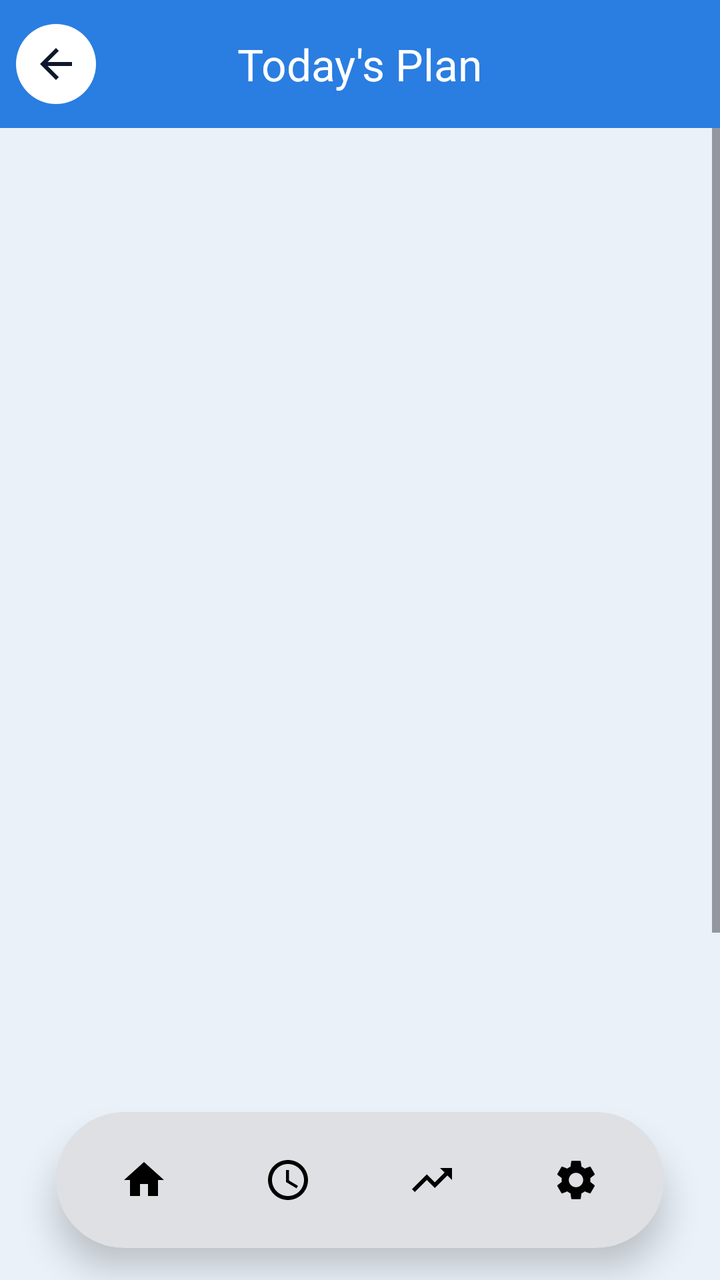
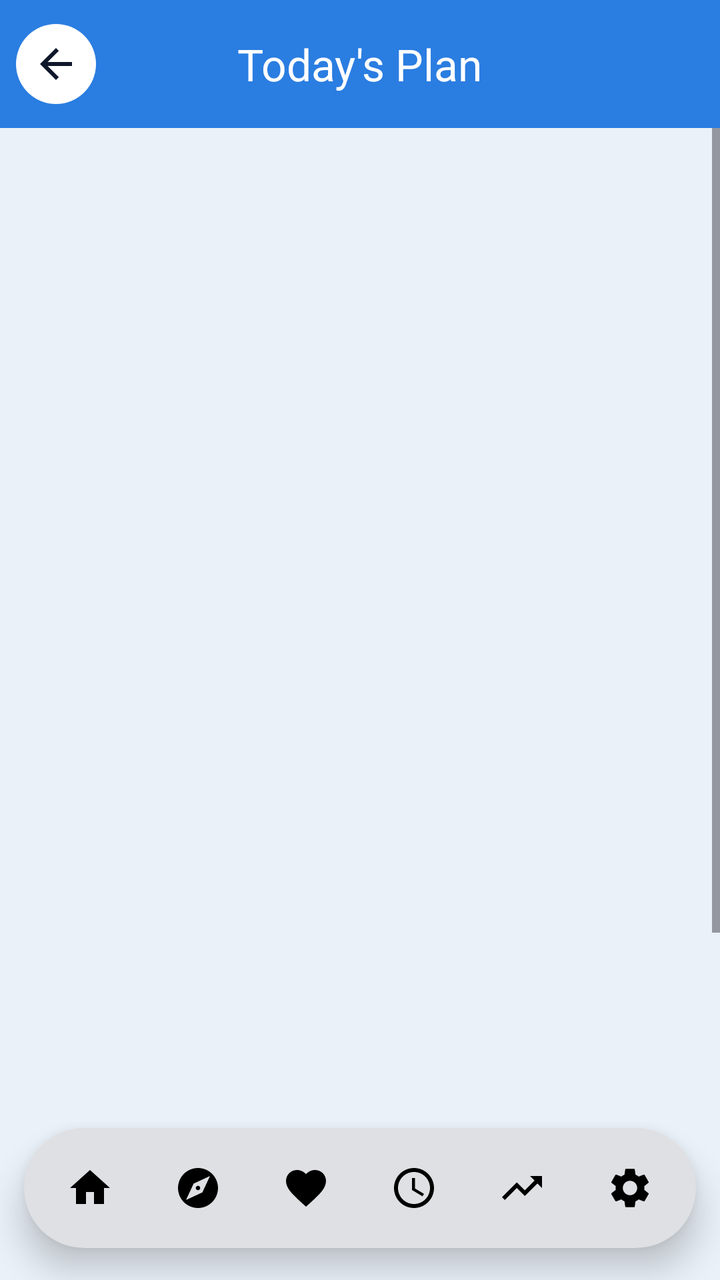

Before-and-after screenshots of an Android layout around one commit, followed by the original layout XML and the change that was made.
<!-- AndroidManifest.xml: application theme Theme.EcoSense -->
<!-- res/layout/activity_plan.xml -->
<?xml version="1.0" encoding="utf-8"?>
<androidx.constraintlayout.widget.ConstraintLayout xmlns:android="http://schemas.android.com/apk/res/android" xmlns:app="http://schemas.android.com/apk/res-auto" xmlns:tools="http://schemas.android.com/tools"
    android:layout_width="match_parent"
    android:layout_height="match_parent"
    android:background="@color/eco_bg">

    <com.google.android.material.appbar.MaterialToolbar
        android:id="@+id/toolbar"
        android:layout_width="0dp"
        android:layout_height="?attr/actionBarSize"
        android:background="@color/sky_top"
        app:layout_constraintEnd_toEndOf="parent"
        app:layout_constraintStart_toStartOf="parent"
        app:layout_constraintTop_toTopOf="parent"
        app:navigationIcon="@drawable/ic_back_circle"
        app:title="Today's Plan"
        app:titleCentered="true"
        app:titleTextAppearance="@style/EcoToolbarTitle"
        app:titleTextColor="@android:color/white" />

    <ScrollView
        android:layout_width="0dp"
        android:layout_height="0dp"
        android:clipToPadding="false"
        android:paddingBottom="120dp"
        app:layout_constraintBottom_toBottomOf="parent"
        app:layout_constraintEnd_toEndOf="parent"
        app:layout_constraintStart_toStartOf="parent"
        app:layout_constraintTop_toBottomOf="@id/toolbar">

        <LinearLayout
            android:layout_width="match_parent"
            android:layout_height="wrap_content"
            android:layoutAnimation="@anim/layout_slide_up"
            android:orientation="vertical">

            
            <LinearLayout
                android:layout_width="match_parent"
                android:layout_height="wrap_content"
                android:background="@drawable/bg_sky"
                android:orientation="vertical"
                android:paddingStart="20dp"
                android:paddingTop="12dp"
                android:paddingEnd="20dp"
                android:paddingBottom="30dp">

                <TextView
                    android:id="@+id/tvPHeadline"
                    android:layout_width="match_parent"
                    android:layout_height="wrap_content"
                    android:fontFamily="sans-serif-medium"
                    android:text="Building your plan…"
                    android:textColor="@android:color/white"
                    android:textSize="26sp" />

                <TextView
                    android:id="@+id/tvPSub"
                    android:layout_width="match_parent"
                    android:layout_height="wrap_content"
                    android:layout_marginTop="8dp"
                    android:alpha="0.95"
                    android:textColor="@android:color/white"
                    android:textSize="13sp" />

                <LinearLayout
                    android:layout_width="match_parent"
                    android:layout_height="wrap_content"
                    android:layout_marginTop="14dp"
                    android:gravity="center_vertical"
                    android:orientation="horizontal">

                    <TextView
                        android:id="@+id/tvPProfile"
                        android:layout_width="wrap_content"
                        android:layout_height="wrap_content"
                        android:background="@drawable/bg_chip_white"
                        android:clickable="true"
                        android:focusable="true"
                        android:fontFamily="sans-serif-medium"
                        android:paddingStart="14dp"
                        android:paddingTop="6dp"
                        android:paddingEnd="14dp"
                        android:paddingBottom="6dp"
                        android:textColor="@android:color/white"
                        android:textSize="13sp" />

                    <ProgressBar
                        android:id="@+id/progress"
                        android:layout_width="24dp"
                        android:layout_height="24dp"
                        android:layout_marginStart="12dp"
                        android:indeterminateTint="@android:color/white"
                        android:visibility="gone" />
                </LinearLayout>
            </LinearLayout>

            <LinearLayout
                android:layout_width="match_parent"
                android:layout_height="wrap_content"
                android:orientation="vertical"
                android:paddingStart="16dp"
                android:paddingEnd="16dp">

                
                <com.google.android.material.card.MaterialCardView
                    style="@style/EcoCard"
                    android:layout_width="match_parent"
                    android:layout_height="wrap_content">

                    <LinearLayout
                        android:layout_width="match_parent"
                        android:layout_height="wrap_content"
                        android:orientation="vertical"
                        android:padding="18dp">

                        <TextView
                            style="@style/EcoSection"
                            android:layout_width="wrap_content"
                            android:layout_height="wrap_content"
                            android:text="⭐  Best time to go outside" />

                        <TextView
                            android:id="@+id/tvBestTime"
                            style="@style/EcoValue"
                            android:layout_width="wrap_content"
                            android:layout_height="wrap_content"
                            android:layout_marginTop="8dp"
                            android:text="--"
                            android:textColor="@color/eco_primary" />

                        <TextView
                            android:id="@+id/tvBestSub"
                            style="@style/EcoLabel"
                            android:layout_width="wrap_content"
                            android:layout_height="wrap_content"
                            android:layout_marginTop="2dp" />

                        <TextView
                            android:id="@+id/tvWorst"
                            android:layout_width="wrap_content"
                            android:layout_height="wrap_content"
                            android:layout_marginTop="10dp"
                            android:textColor="@color/eco_alert"
                            android:textSize="13sp" />
                    </LinearLayout>
                </com.google.android.material.card.MaterialCardView>

                
                <com.google.android.material.card.MaterialCardView
                    style="@style/EcoCard"
                    android:layout_width="match_parent"
                    android:layout_height="wrap_content"
                    android:layout_marginTop="12dp">

                    <LinearLayout
                        android:layout_width="match_parent"
                        android:layout_height="wrap_content"
                        android:orientation="vertical"
                        android:padding="18dp">

                        <TextView
                            style="@style/EcoSection"
                            android:layout_width="wrap_content"
                            android:layout_height="wrap_content"
                            android:text="🕒  Next 24 hours" />

                        <HorizontalScrollView
                            android:layout_width="match_parent"
                            android:layout_height="wrap_content"
                            android:layout_marginTop="12dp"
                            android:scrollbars="none">

                            <LinearLayout
                                android:id="@+id/llHours"
                                android:layout_width="wrap_content"
                                android:layout_height="wrap_content"
                                android:orientation="horizontal" />
                        </HorizontalScrollView>

                        <LinearLayout
                            android:layout_width="match_parent"
                            android:layout_height="wrap_content"
                            android:layout_marginTop="10dp"
                            android:orientation="horizontal">

                            <TextView
                                android:layout_width="wrap_content"
                                android:layout_height="wrap_content"
                                android:layout_marginEnd="14dp"
                                android:text="● Good"
                                android:textColor="@color/eco_safe"
                                android:textSize="12sp" />

                            <TextView
                                android:layout_width="wrap_content"
                                android:layout_height="wrap_content"
                                android:layout_marginEnd="14dp"
                                android:text="● Fair"
                                android:textColor="@color/eco_warn"
                                android:textSize="12sp" />

                            <TextView
                                android:layout_width="wrap_content"
                                android:layout_height="wrap_content"
                                android:text="● Poor"
                                android:textColor="@color/eco_alert"
                                android:textSize="12sp" />
                        </LinearLayout>

                        <TextView
                            style="@style/EcoLabel"
                            android:layout_width="wrap_content"
                            android:layout_height="wrap_content"
                            android:layout_marginTop="4dp"
                            android:text="Bar height = pollution + heat for your profile. Outlined bars are your best window."
                            android:textSize="11sp" />
                    </LinearLayout>
                </com.google.android.material.card.MaterialCardView>

                
                <com.google.android.material.card.MaterialCardView
                    style="@style/EcoCard"
                    android:layout_width="match_parent"
                    android:layout_height="wrap_content"
                    android:layout_marginTop="12dp">

                    <LinearLayout
                        android:layout_width="match_parent"
                        android:layout_height="wrap_content"
                        android:orientation="vertical"
                        android:padding="18dp">

                        <TextView
                            style="@style/EcoSection"
                            android:layout_width="wrap_content"
                            android:layout_height="wrap_content"
                            android:text="✅  What you can do right now" />

                        <LinearLayout
                            android:id="@+id/llAdvice"
                            android:layout_width="match_parent"
                            android:layout_height="wrap_content"
                            android:layout_marginTop="4dp"
                            android:orientation="vertical" />
                    </LinearLayout>
                </com.google.android.material.card.MaterialCardView>

                <TextView
                    android:id="@+id/tvPNote"
                    style="@style/EcoLabel"
                    android:layout_width="match_parent"
                    android:layout_height="wrap_content"
                    android:layout_marginTop="14dp"
                    android:gravity="center"
                    android:paddingStart="12dp"
                    android:paddingEnd="12dp"
                    android:textSize="11sp" />
            </LinearLayout>
        </LinearLayout>
    </ScrollView>

    <include
        android:id="@+id/bottomNav"
        layout="@layout/view_bottom_nav"
        android:layout_width="0dp"
        android:layout_height="wrap_content"
        android:layout_marginStart="28dp"
        android:layout_marginEnd="28dp"
        android:layout_marginBottom="16dp"
        app:layout_constraintBottom_toBottomOf="parent"
        app:layout_constraintEnd_toEndOf="parent"
        app:layout_constraintStart_toStartOf="parent" />
</androidx.constraintlayout.widget.ConstraintLayout>
<!-- res/layout/view_bottom_nav.xml (included above) -->
<?xml version="1.0" encoding="utf-8"?>
<com.google.android.material.card.MaterialCardView xmlns:android="http://schemas.android.com/apk/res/android" xmlns:app="http://schemas.android.com/apk/res-auto" xmlns:tools="http://schemas.android.com/tools"
    style="@style/Widget.Material3.CardView.Elevated"
    android:layout_width="match_parent"
    android:layout_height="wrap_content"
    app:cardBackgroundColor="@color/eco_card"
    app:cardCornerRadius="34dp"
    app:cardElevation="10dp">

    <LinearLayout
        android:layout_width="match_parent"
        android:layout_height="wrap_content"
        android:gravity="center"
        android:orientation="horizontal"
        android:padding="8dp">

        <ImageView
            android:id="@+id/navHome"
            android:layout_width="0dp"
            android:layout_height="52dp"
            android:layout_weight="1"
            android:contentDescription="Home"
            android:padding="14dp"
            android:scaleType="centerInside"
            android:src="@drawable/ic_home" />
        <ImageView
            android:id="@+id/navHistory"
            android:layout_width="0dp"
            android:layout_height="52dp"
            android:layout_weight="1"
            android:contentDescription="History"
            android:padding="14dp"
            android:scaleType="centerInside"
            android:src="@drawable/ic_history" />
        <ImageView
            android:id="@+id/navPredict"
            android:layout_width="0dp"
            android:layout_height="52dp"
            android:layout_weight="1"
            android:contentDescription="Prediction"
            android:padding="14dp"
            android:scaleType="centerInside"
            android:src="@drawable/ic_trend" />
        <ImageView
            android:id="@+id/navSettings"
            android:layout_width="0dp"
            android:layout_height="52dp"
            android:layout_weight="1"
            android:contentDescription="Settings"
            android:padding="14dp"
            android:scaleType="centerInside"
            android:src="@drawable/ic_settings" />
    </LinearLayout>
</com.google.android.material.card.MaterialCardView>
<!-- resources referenced by this layout -->
<resources>
  <color name="eco_alert">#E53935</color>
  <color name="eco_bg">#EAF1F8</color>
  <color name="eco_card">#FFFFFF</color>
  <color name="eco_primary">#1E6FE0</color>
  <color name="eco_safe">#16A34A</color>
  <color name="eco_warn">#F59E0B</color>
  <color name="sky_top">#2A7DE1</color>
  <!-- drawable bg_chip_white (drawable) -->
  <?xml version="1.0" encoding="utf-8"?>
  <shape xmlns:android="http://schemas.android.com/apk/res/android" android:shape="rectangle">
      <solid android:color="#33FFFFFF" />
      <stroke android:width="1dp" android:color="#55FFFFFF" />
      <corners android:radius="50dp" />
  </shape>
  <!-- drawable ic_home (drawable) -->
  <vector xmlns:android="http://schemas.android.com/apk/res/android"
      android:width="24dp" android:height="24dp"
      android:viewportWidth="24" android:viewportHeight="24">
      <path android:fillColor="#000000" android:pathData="M10,20v-6h4v6h5v-8h3L12,3 2,12h3v8z" />
  </vector>
  <!-- drawable ic_trend (drawable) -->
  <vector xmlns:android="http://schemas.android.com/apk/res/android"
      android:width="24dp" android:height="24dp"
      android:viewportWidth="24" android:viewportHeight="24">
      <path android:fillColor="#000000" android:pathData="M16,6l2.29,2.29 -4.88,4.88 -4,-4L2,16.59 3.41,18l6,-6 4,4 6.3,-6.29L22,12V6z" />
  </vector>
  <style name="EcoCard" parent="Widget.Material3.CardView.Elevated">
          <item name="cardCornerRadius">24dp</item>
          <item name="cardBackgroundColor">@color/eco_card</item>
          <item name="cardElevation">0dp</item>
          <item name="strokeWidth">0dp</item>
      </style>
  <style name="EcoLabel">
          <item name="android:textSize">13sp</item>
          <item name="android:textColor">@color/eco_text_secondary</item>
      </style>
  <style name="EcoSection">
          <item name="android:textSize">16sp</item>
          <item name="android:fontFamily">sans-serif-medium</item>
          <item name="android:textColor">@color/eco_text</item>
      </style>
  <style name="EcoToolbarTitle" parent="TextAppearance.Material3.TitleLarge">
          <item name="android:textColor">@android:color/white</item>
          <item name="android:fontFamily">sans-serif-medium</item>
      </style>
  <style name="EcoValue">
          <item name="android:textSize">28sp</item>
          <item name="android:textStyle">bold</item>
          <item name="android:fontFamily">sans-serif-medium</item>
          <item name="android:textColor">@color/eco_text</item>
      </style>
  <color name="sky_mid">#6FB2F0</color>
  <color name="sky_bottom">#EAF1F8</color>
  <color name="eco_text_secondary">#64748B</color>
  <color name="eco_text">#0F172A</color>
  <color name="eco_navy">#0F172A</color>
  <color name="eco_on_navy">#FFFFFF</color>
  <color name="tint_hum">#DCEBFF</color>
  <color name="eco_on_primary">#FFFFFF</color>
  <color name="eco_tile">#F1F5F9</color>
  <color name="eco_outline">#CBD5E1</color>
  <!-- unchanged entries left out for length: 8 -->
</resources>

<!-- the commit's change to res/layout/activity_plan.xml (unified diff, before → after) -->
@@ -148,6 +148,39 @@
 
                 
                 <com.google.android.material.card.MaterialCardView
+                    android:id="@+id/cardRisk"
+                    style="@style/EcoCard"
+                    android:layout_width="match_parent"
+                    android:layout_height="wrap_content"
+                    android:layout_marginTop="12dp"
+                    android:visibility="gone"
+                    app:cardBackgroundColor="@color/tint_temp">
+
+                    <LinearLayout
+                        android:layout_width="match_parent"
+                        android:layout_height="wrap_content"
+                        android:orientation="vertical"
+                        android:padding="18dp">
+
+                        <TextView
+                            style="@style/EcoSection"
+                            android:layout_width="wrap_content"
+                            android:layout_height="wrap_content"
+                            android:text="🩺  Your personal triggers" />
+
+                        <TextView
+                            android:id="@+id/tvRisk"
+                            android:layout_width="match_parent"
+                            android:layout_height="wrap_content"
+                            android:layout_marginTop="8dp"
+                            android:lineSpacingExtra="3dp"
+                            android:textColor="@color/eco_text"
+                            android:textSize="14sp" />
+                    </LinearLayout>
+                </com.google.android.material.card.MaterialCardView>
+
+                
+                <com.google.android.material.card.MaterialCardView
                     style="@style/EcoCard"
                     android:layout_width="match_parent"
                     android:layout_height="wrap_content"
@@ -265,8 +298,8 @@
         layout="@layout/view_bottom_nav"
         android:layout_width="0dp"
         android:layout_height="wrap_content"
-        android:layout_marginStart="28dp"
-        android:layout_marginEnd="28dp"
+        android:layout_marginStart="12dp"
+        android:layout_marginEnd="12dp"
         android:layout_marginBottom="16dp"
         app:layout_constraintBottom_toBottomOf="parent"
         app:layout_constraintEnd_toEndOf="parent"
@@ -274,12 +307,13 @@
 </androidx.constraintlayout.widget.ConstraintLayout>
 <!-- res/layout/view_bottom_nav.xml (included above) -->
 <?xml version="1.0" encoding="utf-8"?>
-<com.google.android.material.card.MaterialCardView xmlns:android="http://schemas.android.com/apk/res/android" xmlns:app="http://schemas.android.com/apk/res-auto" xmlns:tools="http://schemas.android.com/tools"
+<com.google.android.material.card.MaterialCardView xmlns:android="http://schemas.android.com/apk/res/android"
+    xmlns:app="http://schemas.android.com/apk/res-auto"
     style="@style/Widget.Material3.CardView.Elevated"
     android:layout_width="match_parent"
     android:layout_height="wrap_content"
     app:cardBackgroundColor="@color/eco_card"
-    app:cardCornerRadius="34dp"
+    app:cardCornerRadius="32dp"
     app:cardElevation="10dp">
 
     <LinearLayout
@@ -287,42 +321,60 @@
         android:layout_height="wrap_content"
         android:gravity="center"
         android:orientation="horizontal"
-        android:padding="8dp">
+        android:padding="6dp">
 
         <ImageView
             android:id="@+id/navHome"
             android:layout_width="0dp"
-            android:layout_height="52dp"
+            android:layout_height="48dp"
             android:layout_weight="1"
             android:contentDescription="Home"
-            android:padding="14dp"
+            android:padding="12dp"
             android:scaleType="centerInside"
             android:src="@drawable/ic_home" />
         <ImageView
+            android:id="@+id/navPlan"
+            android:layout_width="0dp"
+            android:layout_height="48dp"
+            android:layout_weight="1"
+            android:contentDescription="Today's plan"
+            android:padding="12dp"
+            android:scaleType="centerInside"
+            android:src="@drawable/ic_plan" />
+        <ImageView
+            android:id="@+id/navSymptom"
+            android:layout_width="0dp"
+            android:layout_height="48dp"
+            android:layout_weight="1"
+            android:contentDescription="Symptom diary"
+            android:padding="12dp"
+            android:scaleType="centerInside"
+            android:src="@drawable/ic_heart" />
+        <ImageView
             android:id="@+id/navHistory"
             android:layout_width="0dp"
-            android:layout_height="52dp"
+            android:layout_height="48dp"
             android:layout_weight="1"
             android:contentDescription="History"
-            android:padding="14dp"
+            android:padding="12dp"
             android:scaleType="centerInside"
             android:src="@drawable/ic_history" />
         <ImageView
             android:id="@+id/navPredict"
             android:layout_width="0dp"
-            android:layout_height="52dp"
+            android:layout_height="48dp"
             android:layout_weight="1"
             android:contentDescription="Prediction"
-            android:padding="14dp"
+            android:padding="12dp"
             android:scaleType="centerInside"
             android:src="@drawable/ic_trend" />
         <ImageView
             android:id="@+id/navSettings"
             android:layout_width="0dp"
-            android:layout_height="52dp"
+            android:layout_height="48dp"
             android:layout_weight="1"
             android:contentDescription="Settings"
-            android:padding="14dp"
+            android:padding="12dp"
             android:scaleType="centerInside"
             android:src="@drawable/ic_settings" />
     </LinearLayout>
<!-- resource entries referenced after the edit -->
@@ -7,6 +7,7 @@
   <color name="eco_safe">#16A34A</color>
   <color name="eco_warn">#F59E0B</color>
   <color name="sky_top">#2A7DE1</color>
+  <color name="tint_temp">#FFE9D6</color>
   <!-- drawable bg_chip_white (drawable) -->
   <?xml version="1.0" encoding="utf-8"?>
   <shape xmlns:android="http://schemas.android.com/apk/res/android" android:shape="rectangle">
@@ -14,11 +15,23 @@
       <stroke android:width="1dp" android:color="#55FFFFFF" />
       <corners android:radius="50dp" />
   </shape>
+  <!-- drawable ic_heart (drawable) -->
+  <vector xmlns:android="http://schemas.android.com/apk/res/android"
+      android:width="24dp" android:height="24dp"
+      android:viewportWidth="24" android:viewportHeight="24">
+      <path android:fillColor="#000000" android:pathData="M12,21.35l-1.45,-1.32C5.4,15.36 2,12.28 2,8.5 2,5.42 4.42,3 7.5,3c1.74,0 3.41,0.81 4.5,2.09C13.09,3.81 14.76,3 16.5,3 19.58,3 22,5.42 22,8.5c0,3.78 -3.4,6.86 -8.55,11.54L12,21.35z" />
+  </vector>
   <!-- drawable ic_home (drawable) -->
   <vector xmlns:android="http://schemas.android.com/apk/res/android"
       android:width="24dp" android:height="24dp"
       android:viewportWidth="24" android:viewportHeight="24">
       <path android:fillColor="#000000" android:pathData="M10,20v-6h4v6h5v-8h3L12,3 2,12h3v8z" />
+  </vector>
+  <!-- drawable ic_plan (drawable) -->
+  <vector xmlns:android="http://schemas.android.com/apk/res/android"
+      android:width="24dp" android:height="24dp"
+      android:viewportWidth="24" android:viewportHeight="24">
+      <path android:fillColor="#000000" android:pathData="M12,10.9c-0.61,0 -1.1,0.49 -1.1,1.1s0.49,1.1 1.1,1.1c0.61,0 1.1,-0.49 1.1,-1.1s-0.49,-1.1 -1.1,-1.1zM12,2C6.48,2 2,6.48 2,12s4.48,10 10,10 10,-4.48 10,-10S17.52,2 12,2zM14.19,14.19L6,18l3.81,-8.19L18,6l-3.81,8.19z" />
   </vector>
   <!-- drawable ic_trend (drawable) -->
   <vector xmlns:android="http://schemas.android.com/apk/res/android"
